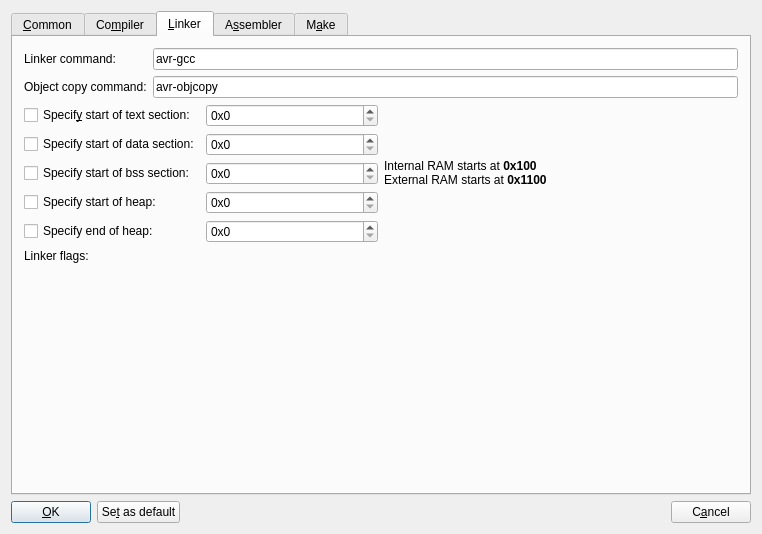
This is src/klprojectconfigwidgetbase.ui in akrutzler/kontrollerlab as Qt 5 draws it before an edit. The edited form follows.
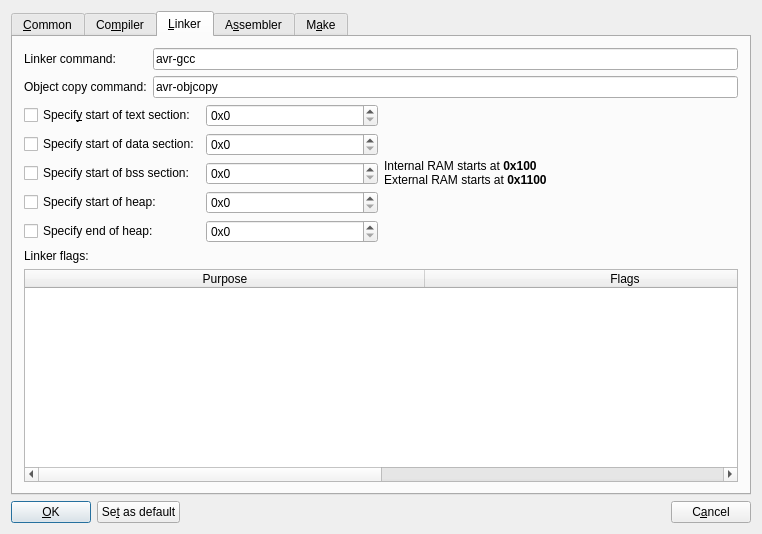
This is the edited form. The open tabs and pages were chosen to show the change. Custom widgets are drawn as their Qt base class.

Patch:
```diff
--- a/src/klprojectconfigwidgetbase.ui
+++ b/src/klprojectconfigwidgetbase.ui
@@ -741,24 +741,46 @@
          </property>
         </widget>
        </item>
-       <item row="4" column="0">
-        <spacer name="spacer13">
-         <property name="orientation">
-          <enum>Qt::Vertical</enum>
+       <item row="4" column="0" colspan="3">
+        <widget class="QTableWidget" name="lwLinkerFlags">
+         <property name="editTriggers">
+          <set>QAbstractItemView::NoEditTriggers</set>
          </property>
-         <property name="sizeType">
-          <enum>QSizePolicy::Expanding</enum>
+         <property name="alternatingRowColors">
+          <bool>true</bool>
          </property>
-         <property name="sizeHint" stdset="0">
-          <size>
-           <width>20</width>
-           <height>160</height>
-          </size>
+         <property name="selectionMode">
+          <enum>QAbstractItemView::NoSelection</enum>
          </property>
-        </spacer>
-       </item>
-       <item row="3" column="1" rowspan="2" colspan="2">
-        <widget class="Q3ListView" name="lvLinkerFlags" native="true"/>
+         <property name="selectionBehavior">
+          <enum>QAbstractItemView::SelectRows</enum>
+         </property>
+         <attribute name="horizontalHeaderCascadingSectionResizes">
+          <bool>false</bool>
+         </attribute>
+         <attribute name="horizontalHeaderDefaultSectionSize">
+          <number>400</number>
+         </attribute>
+         <attribute name="horizontalHeaderStretchLastSection">
+          <bool>true</bool>
+         </attribute>
+         <attribute name="verticalHeaderVisible">
+          <bool>false</bool>
+         </attribute>
+         <attribute name="verticalHeaderDefaultSectionSize">
+          <number>30</number>
+         </attribute>
+         <column>
+          <property name="text">
+           <string>Purpose</string>
+          </property>
+         </column>
+         <column>
+          <property name="text">
+           <string>Flags</string>
+          </property>
+         </column>
+        </widget>
        </item>
       </layout>
      </widget>
@@ -983,11 +1005,6 @@
  <layoutdefault spacing="6" margin="11"/>
  <pixmapfunction>qPixmapFromMimeSource</pixmapfunction>
  <customwidgets>
-  <customwidget>
-   <class>Q3ListView</class>
-   <extends>QWidget</extends>
-   <header>q3listview.h</header>
-  </customwidget>
   <customwidget>
    <class>KLSpinBoxWidget</class>
    <extends>QSpinBox</extends>
```
Left out of the diff: 36 changed lines with no effect on the pictures.
